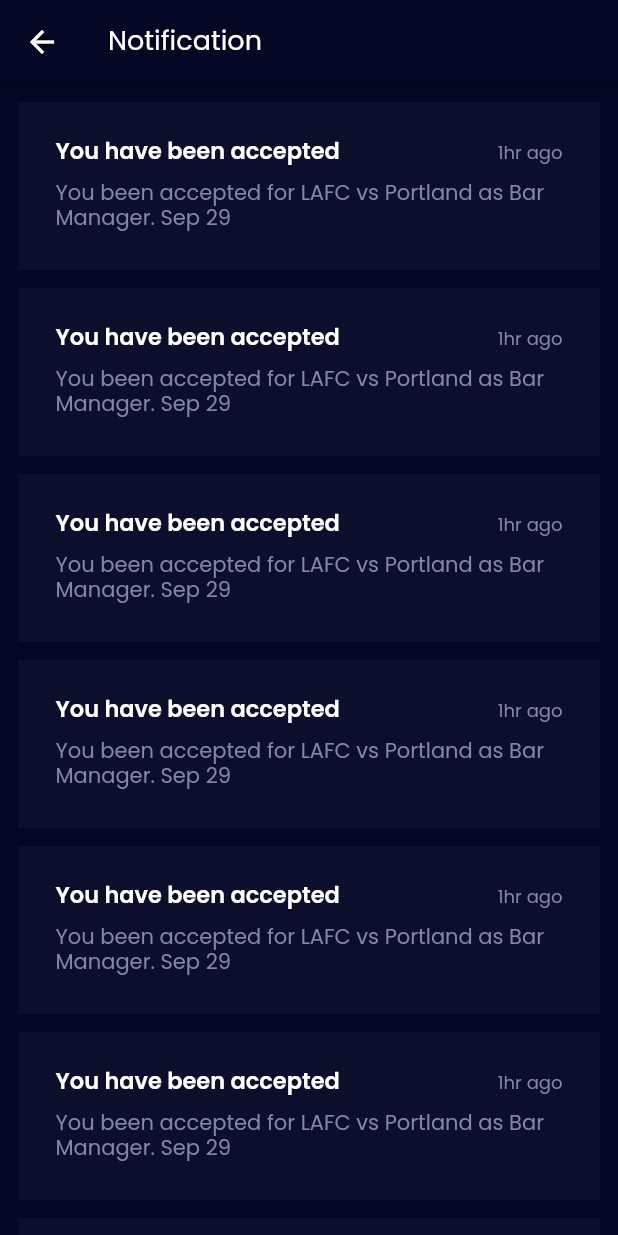
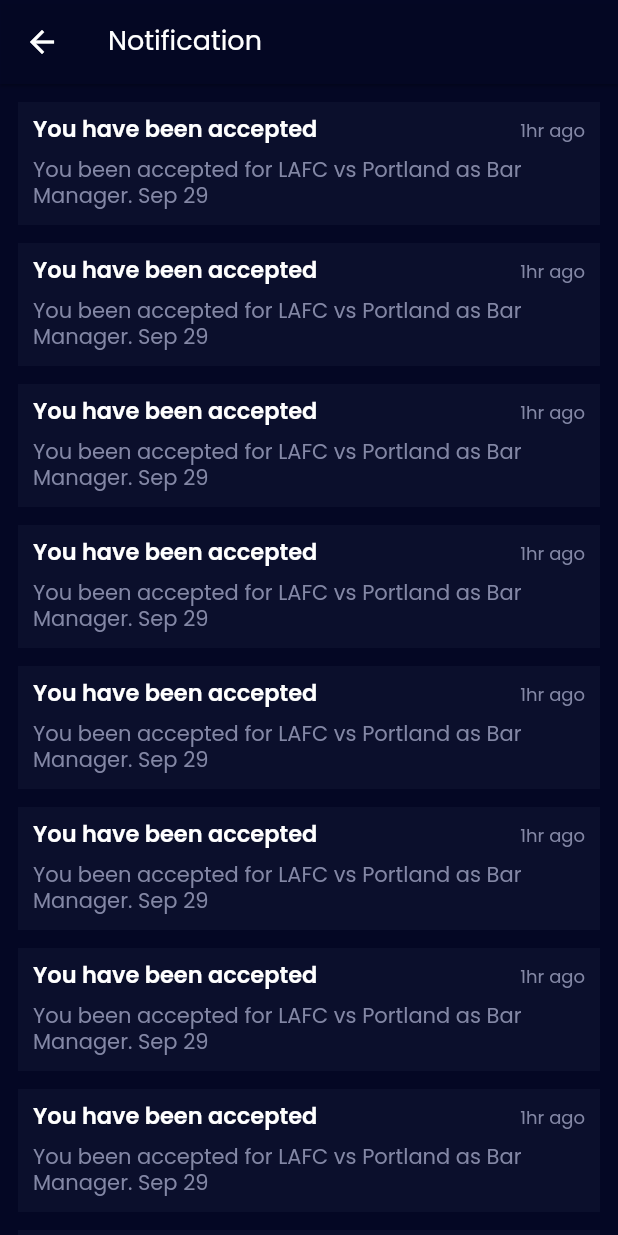
Before and after one commit to fluttertutorialin/mvpeventstaffing, a Flutter app: the NotificationPage screen opened by its route, on a phone screen of 412 x 824 dp. Run offline on Flutter 3.47's test engine with Material 2 defaults, Android fonts, the phone set to English and light mode, and no system bars; our stand-ins replace get, google_fonts, pin_code_text_field.

Commit message:
new ui add

```diff
--- a/lib/ui/page/notification_page.dart
+++ b/lib/ui/page/notification_page.dart
@@ -31,9 +31,7 @@ class NotificationPage extends StatelessWidget {
                           Container(
                                padding: const EdgeInsets.all(10),
                               color: boxColor,
-                              child: Padding(
-                                  padding: const EdgeInsets.all(15),
-                                  child: Column(children: [
+                              child: Column(children: [
                                     Row(children: [
                                       Text('You have been accepted',
                                           style: Get.textTheme.bodyText2!.merge(
@@ -54,7 +52,7 @@ class NotificationPage extends StatelessWidget {
                                             const TextStyle(
                                                 color: greyColor,
                                                 fontSize: 14)))
-                                  ])))
+                                  ]))
                         ]));
                       }))
             ])));
```
